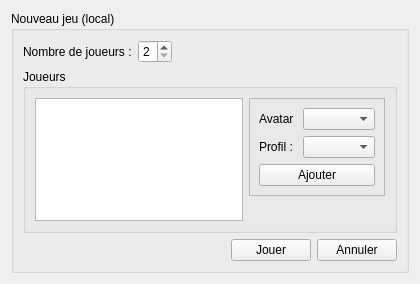
Qt form StreetCar/StreetCar/NewLocalGame.ui (paboccard/Projet_Prog_Jeu) before a commit.
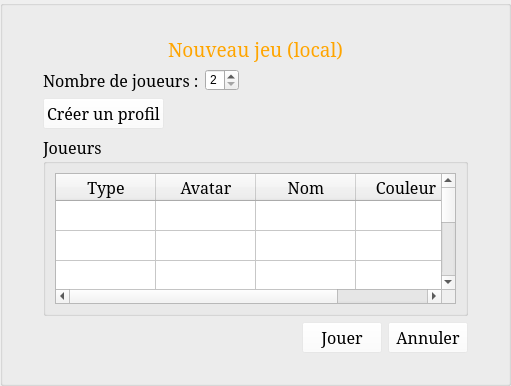
The same form after that commit. Icons and pictures are not drawn.

```diff
--- a/StreetCar/StreetCar/NewLocalGame.ui
+++ b/StreetCar/StreetCar/NewLocalGame.ui
@@ -6,24 +6,125 @@
    <rect>
     <x>0</x>
     <y>0</y>
-    <width>420</width>
-    <height>284</height>
+    <width>506</width>
+    <height>386</height>
    </rect>
   </property>
   <property name="windowTitle">
    <string>Form</string>
   </property>
+  <property name="styleSheet">
+   <string notr="true"/>
+  </property>
   <layout class="QVBoxLayout" name="verticalLayout">
+   <property name="leftMargin">
+    <number>0</number>
+   </property>
+   <property name="topMargin">
+    <number>0</number>
+   </property>
+   <property name="rightMargin">
+    <number>0</number>
+   </property>
+   <property name="bottomMargin">
+    <number>0</number>
+   </property>
    <item>
     <widget class="QGroupBox" name="groupBox">
+     <property name="styleSheet">
+      <string notr="true">#groupBox {
+	border-image: url(:/images/menu_fond);
+}
+
+#label {
+	color: orange;
+}
+
+QPushButton {
+	background-color: rgba(255, 255, 255, 50);
+}</string>
+     </property>
      <property name="title">
-      <string>Nouveau jeu (local)</string>
+      <string/>
      </property>
      <layout class="QVBoxLayout" name="verticalLayout_2">
+      <property name="leftMargin">
+       <number>40</number>
+      </property>
+      <property name="topMargin">
+       <number>30</number>
+      </property>
+      <property name="rightMargin">
+       <number>40</number>
+      </property>
+      <property name="bottomMargin">
+       <number>30</number>
+      </property>
       <item>
-       <layout class="QHBoxLayout" name="horizontalLayout">
+       <layout class="QHBoxLayout" name="horizontalLayout_6">
+        <item>
+         <spacer name="horizontalSpacer_4">
+          <property name="orientation">
+           <enum>Qt::Horizontal</enum>
+          </property>
+          <property name="sizeHint" stdset="0">
+           <size>
+            <width>40</width>
+            <height>20</height>
+           </size>
+          </property>
+         </spacer>
+        </item>
         <item>
          <widget class="QLabel" name="label">
+          <property name="minimumSize">
+           <size>
+            <width>50</width>
+            <height>0</height>
+           </size>
+          </property>
+          <property name="font">
+           <font>
+            <family>Serif</family>
+            <pointsize>14</pointsize>
+           </font>
+          </property>
+          <property name="text">
+           <string>Nouveau jeu (local)</string>
+          </property>
+         </widget>
+        </item>
+        <item>
+         <spacer name="horizontalSpacer_3">
+          <property name="orientation">
+           <enum>Qt::Horizontal</enum>
+          </property>
+          <property name="sizeHint" stdset="0">
+           <size>
+            <width>40</width>
+            <height>20</height>
+           </size>
+          </property>
+         </spacer>
+        </item>
+       </layout>
+      </item>
+      <item>
+       <layout class="QHBoxLayout" name="horizontalLayout">
+        <item>
+         <widget class="QLabel" name="labelNbPlayer">
+          <property name="minimumSize">
+           <size>
+            <width>50</width>
+            <height>0</height>
+           </size>
+          </property>
+          <property name="font">
+           <font>
+            <family>Serif</family>
+            <pointsize>12</pointsize>
+           </font>
+          </property>
           <property name="text">
            <string>Nombre de joueurs :</string>
           </property>
@@ -55,80 +156,201 @@
        </layout>
       </item>
       <item>
-       <widget class="QGroupBox" name="groupBox_2">
-        <property name="title">
-         <string>Joueurs</string>
-        </property>
-        <layout class="QHBoxLayout" name="horizontalLayout_2">
-         <item>
-          <widget class="QListView" name="listPlayer"/>
-         </item>
-         <item>
-          <layout class="QVBoxLayout" name="verticalLayout_4">
+       <layout class="QHBoxLayout" name="horizontalLayout_4">
+        <item>
+         <widget class="QPushButton" name="buttonNewProfil">
+          <property name="font">
+           <font>
+            <family>Serif</family>
+            <pointsize>12</pointsize>
+           </font>
+          </property>
+          <property name="text">
+           <string>Créer un profil</string>
+          </property>
+         </widget>
+        </item>
+        <item>
+         <spacer name="horizontalSpacer_5">
+          <property name="orientation">
+           <enum>Qt::Horizontal</enum>
+          </property>
+          <property name="sizeHint" stdset="0">
+           <size>
+            <width>40</width>
+            <height>20</height>
+           </size>
+          </property>
+         </spacer>
+        </item>
+       </layout>
+      </item>
+      <item>
+       <layout class="QHBoxLayout" name="horizontalLayout_5">
+        <item>
+         <spacer name="horizontalSpacer_6">
+          <property name="orientation">
+           <enum>Qt::Horizontal</enum>
+          </property>
+          <property name="sizeHint" stdset="0">
+           <size>
+            <width>40</width>
+            <height>20</height>
+           </size>
+          </property>
+         </spacer>
+        </item>
+        <item>
+         <widget class="QGroupBox" name="groupBox_2">
+          <property name="minimumSize">
+           <size>
+            <width>425</width>
+            <height>0</height>
+           </size>
+          </property>
+          <property name="font">
+           <font>
+            <family>Serif</family>
+            <pointsize>12</pointsize>
+           </font>
+          </property>
+          <property name="title">
+           <string>Joueurs</string>
+          </property>
+          <layout class="QHBoxLayout" name="horizontalLayout_2">
+           <property name="topMargin">
+            <number>9</number>
+           </property>
            <item>
-            <widget class="QFrame" name="frame">
-             <property name="frameShape">
-              <enum>QFrame::StyledPanel</enum>
+            <widget class="QTableWidget" name="tablePlayer">
+             <property name="enabled">
+              <bool>true</bool>
              </property>
-             <property name="frameShadow">
-              <enum>QFrame::Raised</enum>
+             <property name="lineWidth">
+              <number>1</number>
              </property>
-             <layout class="QVBoxLayout" name="verticalLayout_3">
-              <item>
-               <layout class="QHBoxLayout" name="horizontalLayout_5">
-                <item>
-                 <widget class="QLabel" name="labelAvatar">
-                  <property name="text">
-                   <string>Avatar</string>
-                  </property>
-                 </widget>
-                </item>
-                <item>
-                 <widget class="QComboBox" name="comboColor"/>
-                </item>
-               </layout>
-              </item>
-              <item>
-               <layout class="QHBoxLayout" name="horizontalLayout_4">
-                <item>
-                 <widget class="QLabel" name="label_2">
-                  <property name="text">
-                   <string>Profil : </string>
-                  </property>
-                 </widget>
-                </item>
-                <item>
-                 <widget class="QComboBox" name="comboProfil"/>
-                </item>
-               </layout>
-              </item>
-              <item>
-               <widget class="QPushButton" name="buttonNewProfil">
-                <property name="text">
-                 <string>Ajouter</string>
-                </property>
-               </widget>
-              </item>
-             </layout>
-            </widget>
-           </item>
-           <item>
-            <spacer name="verticalSpacer">
-             <property name="orientation">
-              <enum>Qt::Vertical</enum>
-             </property>
-             <property name="sizeHint" stdset="0">
+             <property name="iconSize">
               <size>
-               <width>20</width>
-               <height>40</height>
+               <width>0</width>
+               <height>0</height>
               </size>
              </property>
-            </spacer>
+             <property name="rowCount">
+              <number>5</number>
+             </property>
+             <property name="columnCount">
+              <number>4</number>
+             </property>
+             <attribute name="horizontalHeaderVisible">
+              <bool>true</bool>
+             </attribute>
+             <attribute name="horizontalHeaderHighlightSections">
+              <bool>true</bool>
+             </attribute>
+             <attribute name="verticalHeaderVisible">
+              <bool>false</bool>
+             </attribute>
+             <attribute name="verticalHeaderDefaultSectionSize">
+              <number>30</number>
+             </attribute>
+             <attribute name="verticalHeaderHighlightSections">
+              <bool>true</bool>
+             </attribute>
+             <attribute name="verticalHeaderMinimumSectionSize">
+              <number>30</number>
+             </attribute>
+             <row/>
+             <row/>
+             <row/>
+             <row/>
+             <row/>
+             <column>
+              <property name="text">
+               <string>Type</string>
+              </property>
+              <property name="font">
+               <font>
+                <family>Serif</family>
+                <pointsize>12</pointsize>
+               </font>
+              </property>
+             </column>
+             <column>
+              <property name="text">
+               <string>Avatar</string>
+              </property>
+              <property name="font">
+               <font>
+                <family>Serif</family>
+                <pointsize>12</pointsize>
+               </font>
+              </property>
+             </column>
+             <column>
+              <property name="text">
+               <string>Nom</string>
+              </property>
+              <property name="font">
+               <font>
+                <family>Serif</family>
+                <pointsize>12</pointsize>
+               </font>
+              </property>
+             </column>
+             <column>
+              <property name="text">
+               <string>Couleur</string>
+              </property>
+              <property name="font">
+               <font>
+                <family>Serif</family>
+                <pointsize>12</pointsize>
+               </font>
+              </property>
+             </column>
+             <item row="0" column="1">
+              <property name="text">
+               <string/>
+              </property>
+              <property name="flags">
+               <set>NoItemFlags</set>
+              </property>
+             </item>
+             <item row="0" column="2">
+              <property name="text">
+               <string/>
+              </property>
+              <property name="flags">
+               <set>NoItemFlags</set>
+              </property>
+             </item>
+             <item row="0" column="3">
+              <property name="text">
+               <string/>
+              </property>
+              <property name="flags">
+               <set>ItemIsSelectable|ItemIsEditable|ItemIsEnabled</set>
+              </property>
+             </item>
+            </widget>
            </item>
           </layout>
-         </item>
-        </layout>
-       </widget>
+         </widget>
+        </item>
+        <item>
+         <spacer name="horizontalSpacer_7">
+          <property name="orientation">
+           <enum>Qt::Horizontal</enum>
+          </property>
+          <property name="sizeHint" stdset="0">
+           <size>
+            <width>40</width>
+            <height>20</height>
+           </size>
+          </property>
+         </spacer>
+        </item>
+       </layout>
       </item>
       <item>
        <layout class="QHBoxLayout" name="horizontalLayout_3">
@@ -147,6 +369,12 @@
         </item>
         <item>
          <widget class="QPushButton" name="buttonPlay">
+          <property name="font">
+           <font>
+            <family>Serif</family>
+            <pointsize>12</pointsize>
+           </font>
+          </property>
           <property name="text">
            <string>Jouer</string>
           </property>
@@ -154,6 +382,12 @@
         </item>
         <item>
          <widget class="QPushButton" name="buttonCancel">
+          <property name="font">
+           <font>
+            <family>Serif</family>
+            <pointsize>12</pointsize>
+           </font>
+          </property>
           <property name="text">
            <string>Annuler</string>
           </property>
```
